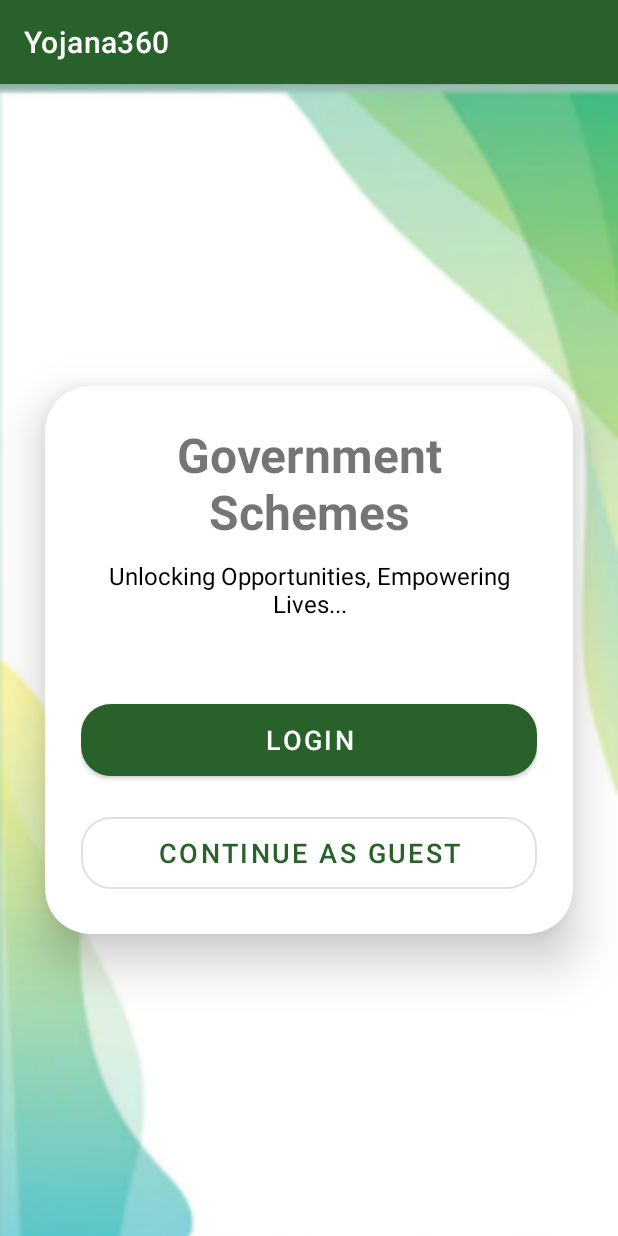
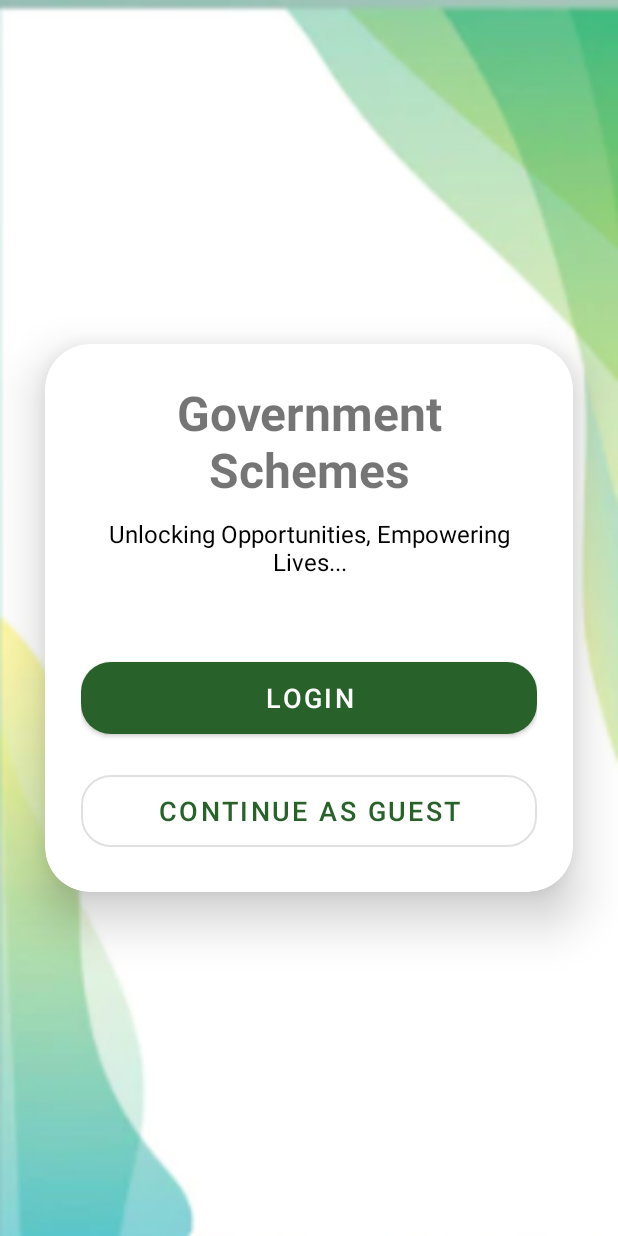
Before and after one commit to shashi-kumari/Government-Schemes-Mobile-Application-, an Android app: the screen it shows after launch (WelcomeActivity), on a phone screen of 412 x 824 dp. Run offline under Robolectric (Android 15) with nearby library versions, the light colour scheme and no system bars; Roboto replaces fonts that are not available here.

Commit message:
Add Google Services plugin and update app theme to NoActionBar

```diff
--- a/app/src/main/res/values-night/themes.xml
+++ b/app/src/main/res/values-night/themes.xml
@@ -1,6 +1,6 @@
 <resources xmlns:tools="http://schemas.android.com/tools">
     <!-- Dark theme for the application. -->
-    <style name="Theme.GovernmentSchemes" parent="Theme.MaterialComponents.DayNight.DarkActionBar">
+    <style name="Theme.GovernmentSchemes" parent="Theme.MaterialComponents.DayNight.NoActionBar">
         <!-- Primary brand color. -->
         <item name="colorPrimary">@color/government_green</item>
         <item name="colorPrimaryVariant">@color/government_green_dark</item>
--- a/app/src/main/res/values/themes.xml
+++ b/app/src/main/res/values/themes.xml
@@ -1,6 +1,6 @@
 <resources xmlns:tools="http://schemas.android.com/tools">
     <!-- Base application theme. -->
-    <style name="Theme.GovernmentSchemes" parent="Theme.MaterialComponents.DayNight.DarkActionBar">
+    <style name="Theme.GovernmentSchemes" parent="Theme.MaterialComponents.DayNight.NoActionBar">
         <!-- Primary brand color. -->
         <item name="colorPrimary">@color/government_green</item>
         <item name="colorPrimaryVariant">@color/government_green_dark</item>
--- a/build.gradle
+++ b/build.gradle
@@ -14,6 +14,9 @@ buildscript {
 
     }
 }
+plugins {
+    id 'com.google.gms.google-services' version '4.4.3' apply false
+}
 
 /*
 allprojects {
```
